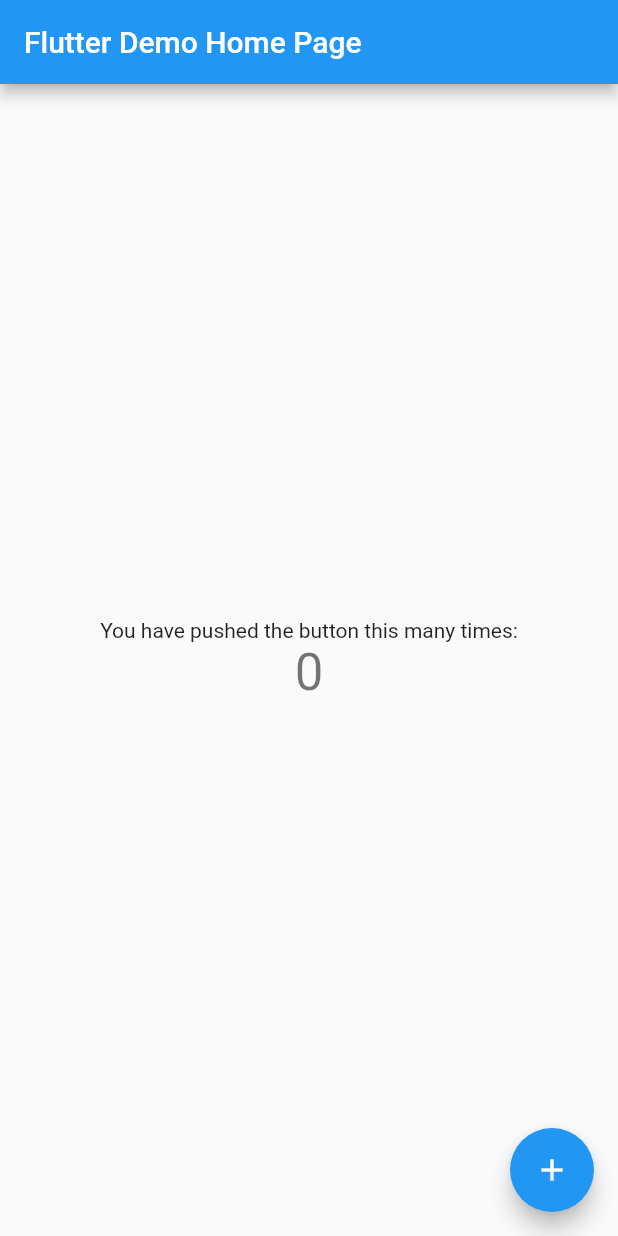
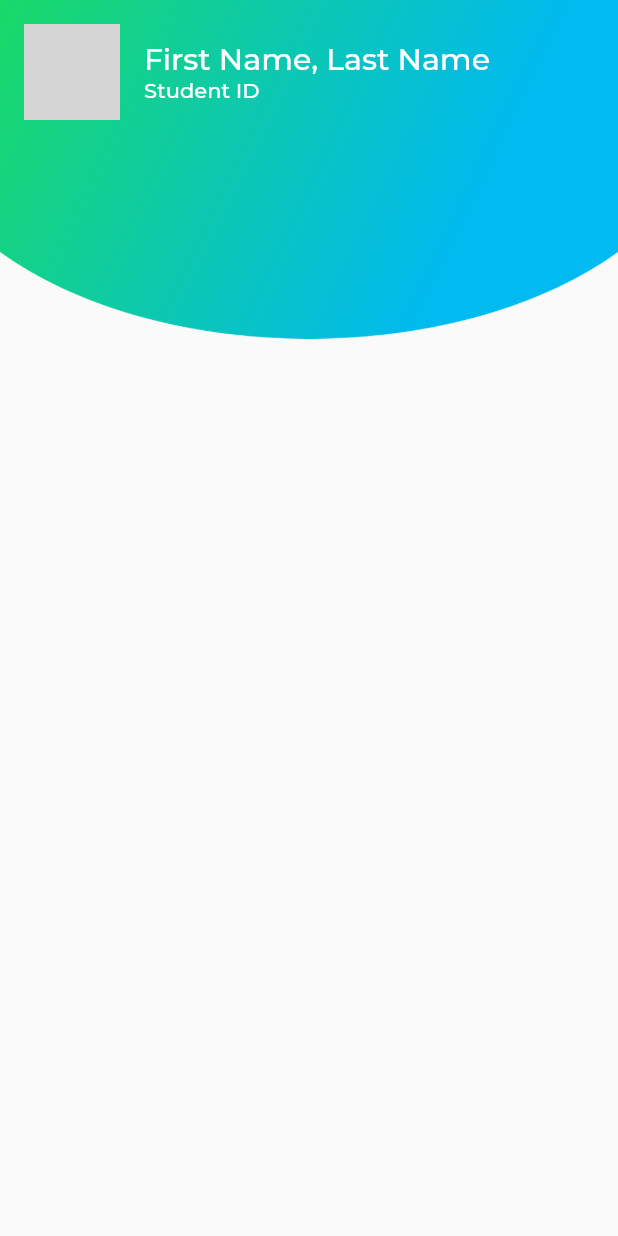
Before and after one commit to Uni-Maps/Uni-Maps, a Flutter app: the screen it shows after launch, on a phone screen of 412 x 824 dp. Run offline on Flutter 3.47's test engine with Material 2 defaults, Android fonts, the phone set to English and light mode, and no system bars; network calls fail; grey boxes are pictures that could not be loaded.

Commit message:
Home Screen

```diff
--- /dev/null
+++ b/lib/home_screen.dart
@@ -0,0 +1,63 @@
+import 'package:flutter/material.dart';
+
+class HomeScreen extends StatefulWidget {
+  @override
+  _HomeScreenState createState() => _HomeScreenState();
+}
+
+class _HomeScreenState extends State<HomeScreen> {
+  @override
+  Widget build(BuildContext context) {
+    var size = MediaQuery.of(context).size;
+    return Scaffold(
+      body: Stack(
+        children: <Widget>[
+          Container(
+            height: size.height * .3,
+            decoration: BoxDecoration(
+                image: DecorationImage(
+                    alignment: Alignment.topCenter,
+                    image: AssetImage('assets/images/top_header.png'))),
+          ),
+          SafeArea(
+            child: Padding(
+              padding: const EdgeInsets.all(16.0),
+              child: Column(children: <Widget>[
+                Container(
+                    height: 64,
+                    margin: EdgeInsets.only(bottom: 30),
+                    child: Row(
+                        crossAxisAlignment: CrossAxisAlignment.start,
+                        children: <Widget>[
+                          CircleAvatar(
+                            radius: 32,
+                            backgroundImage: NetworkImage(
+                                'https://mpng.subpng.com/20180630/asj/kisspng-computer-icons-download-avatar-5b3848b5343f86.741661901530415285214.jpg'),
+                          ),
+                          SizedBox(
+                            width: 16,
+                          ),
+                          Column(
+                              mainAxisAlignment: MainAxisAlignment.center,
+                              crossAxisAlignment: CrossAxisAlignment.start,
+                              children: <Widget>[
+                                Text('First Name, Last Name',
+                                    style: TextStyle(
+                                        fontFamily: "Montserrat Medium",
+                                        color: Colors.white,
+                                        fontSize: 20)),
+                                Text('Student ID',
+                                    style: TextStyle(
+                                        fontFamily: "Montserrat Medium",
+                                        color: Colors.white,
+                                        fontSize: 14)),
+                              ])
+                        ])),
+              ]),
+            ),
+          ),
+        ],
+      ),
+    );
+  }
+}
--- a/lib/main.dart
+++ b/lib/main.dart
@@ -1,113 +1,14 @@
-import 'package:flutter/material.dart';
+import 'package:flutter/material.dart'
+    show BuildContext, MaterialApp, StatelessWidget, Widget, runApp;
+import 'package:winhacks/home_screen.dart' show HomeScreen;
 
-void main() {
-  runApp(MyApp());
-}
+void main() => runApp(Home());
 
-class MyApp extends StatelessWidget {
-  // This widget is the root of your application.
-  @override
-  Widget build(BuildContext context) {
+class Home extends StatelessWidget {
+  Widget build(BuildContext contexxt) {
     return MaterialApp(
-      title: 'Flutter Demo',
-      theme: ThemeData(
-        // This is the theme of your application.
-        //
-        // Try running your application with "flutter run". You'll see the
-        // application has a blue toolbar. Then, without quitting the app, try
-        // changing the primarySwatch below to Colors.green and then invoke
-        // "hot reload" (press "r" in the console where you ran "flutter run",
-        // or simply save your changes to "hot reload" in a Flutter IDE).
-        // Notice that the counter didn't reset back to zero; the application
-        // is not restarted.
-        primarySwatch: Colors.blue,
-      ),
-      home: MyHomePage(title: 'Flutter Demo Home Page'),
+      debugShowCheckedModeBanner: false,
+      home: HomeScreen(),
     );
   }
 }
-
-class MyHomePage extends StatefulWidget {
-  MyHomePage({Key key, this.title}) : super(key: key);
-
-  // This widget is the home page of your application. It is stateful, meaning
-  // that it has a State object (defined below) that contains fields that affect
-  // how it looks.
-
-  // This class is the configuration for the state. It holds the values (in this
-  // case the title) provided by the parent (in this case the App widget) and
-  // used by the build method of the State. Fields in a Widget subclass are
-  // always marked "final".
-
-  final String title;
-
-  @override
-  _MyHomePageState createState() => _MyHomePageState();
-}
-
-class _MyHomePageState extends State<MyHomePage> {
-  int _counter = 0;
-
-  void _incrementCounter() {
-    setState(() {
-      // This call to setState tells the Flutter framework that something has
-      // changed in this State, which causes it to rerun the build method below
-      // so that the display can reflect the updated values. If we changed
-      // _counter without calling setState(), then the build method would not be
-      // called again, and so nothing would appear to happen.
-      _counter++;
-    });
-  }
-
-  @override
-  Widget build(BuildContext context) {
-    // This method is rerun every time setState is called, for instance as done
-    // by the _incrementCounter method above.
-    //
-    // The Flutter framework has been optimized to make rerunning build methods
-    // fast, so that you can just rebuild anything that needs updating rather
-    // than having to individually change instances of widgets.
-    return Scaffold(
-      appBar: AppBar(
-        // Here we take the value from the MyHomePage object that was created by
-        // the App.build method, and use it to set our appbar title.
-        title: Text(widget.title),
-      ),
-      body: Center(
-        // Center is a layout widget. It takes a single child and positions it
-        // in the middle of the parent.
-        child: Column(
-          // Column is also a layout widget. It takes a list of children and
-          // arranges them vertically. By default, it sizes itself to fit its
-          // children horizontally, and tries to be as tall as its parent.
-          //
-          // Invoke "debug painting" (press "p" in the console, choose the
-          // "Toggle Debug Paint" action from the Flutter Inspector in Android
-          // Studio, or the "Toggle Debug Paint" command in Visual Studio Code)
-          // to see the wireframe for each widget.
-          //
-          // Column has various properties to control how it sizes itself and
-          // how it positions its children. Here we use mainAxisAlignment to
-          // center the children vertically; the main axis here is the vertical
-          // axis because Columns are vertical (the cross axis would be
-          // horizontal).
-          mainAxisAlignment: MainAxisAlignment.center,
-          children: <Widget>[
-            Text(
-              'You have pushed the button this many times:',
-            ),
-            Text(
-              '$_counter',
-              style: Theme.of(context).textTheme.headline4,
-            ),
-          ],
-        ),
-      ),
-      floatingActionButton: FloatingActionButton(
-        onPressed: _incrementCounter,
-        tooltip: 'Increment',
-        child: Icon(Icons.add),
-      ), // This trailing comma makes auto-formatting nicer for build methods.
-    );
-  }
-}
```
Also changed, not shown: pubspec.yaml (+14 -0 lines), assets/fonts/mo_me.ttf (added), assets/fonts/mo_re.ttf (added), assets/images/profile.jpg (added), assets/images/top_header.png (added), 1 other file.
